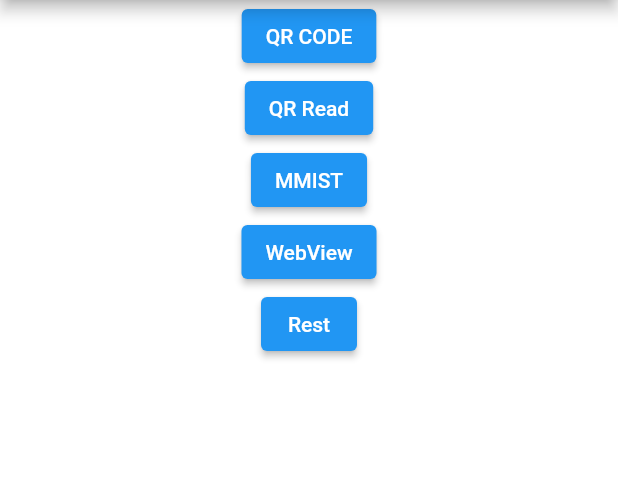
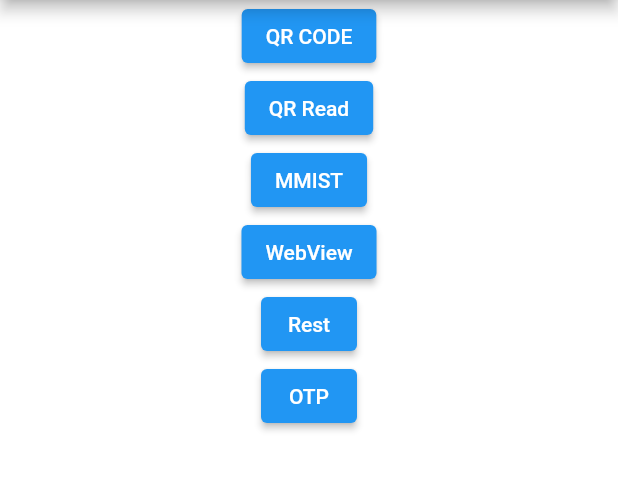
Before and after one commit to metanonia/flutter_sample, a Flutter app: the screen it shows after launch, on a phone screen of 412 x 824 dp, the part 84-575 px from its top. Run offline on Flutter 3.47's test engine with Material 2 defaults, Android fonts, the phone set to English and light mode, and no system bars; our stand-ins replace get, qr_flutter, webview_flutter; missing offline and left inert: barcode_scan2, base32, otp, tflite.

```diff
--- a/lib/SampleRouter.dart
+++ b/lib/SampleRouter.dart
@@ -5,12 +5,14 @@ import 'package:flutter_sample/controller/qr_read_page_controller.dart';
 import 'package:flutter_sample/controller/web_view_page_controller.dart';
 import 'package:flutter_sample/pages/home_page.dart';
 import 'package:flutter_sample/pages/mnist_page.dart';
+import 'package:flutter_sample/pages/otp_page.dart';
 import 'package:flutter_sample/pages/qr_page.dart';
 import 'package:flutter_sample/pages/qr_read_page.dart';
 import 'package:flutter_sample/pages/rest_page.dart';
 import 'package:flutter_sample/pages/web_view_page.dart';
 import 'package:get/get.dart';
 
+import 'controller/otp_page_controller.dart';
 import 'controller/rest_page_controller.dart';
 
 class SampleRouter {
@@ -57,5 +59,12 @@ class SampleRouter {
         Get.lazyPut<RestPageController>(() => RestPageController());
       }),
     ),
+    GetPage(
+      name: '/otp',
+      page: () => OtpPage(),
+      binding: BindingsBuilder(() {
+        Get.lazyPut<OtpPageController>(() => OtpPageController());
+      }),
+    ),
   ];
 }
--- a/lib/pages/home_page.dart
+++ b/lib/pages/home_page.dart
@@ -37,6 +37,10 @@ class HomePage extends GetView<HomePageController> {
                 onPressed: () => Get.toNamed('/rest'),
                 child: Text('Rest')
             ),
+            ElevatedButton(
+                onPressed: () => Get.toNamed('/otp'),
+                child: Text('OTP')
+            ),
           ],
         )
 
--- a/pubspec.yaml
+++ b/pubspec.yaml
@@ -42,6 +42,8 @@ dependencies:
   webview_flutter: ^3.0.4
   http: ^0.13.5
   image: ^3.2.0
+  otp: ^3.1.1
+  base32: 2.1.3
 
 dev_dependencies:
   flutter_test:
```
Also changed, not shown: lib/controller/otp_page_controller.dart (added, +13 -0 lines), lib/pages/otp_page.dart (added, +49 -0 lines), pubspec.lock.
